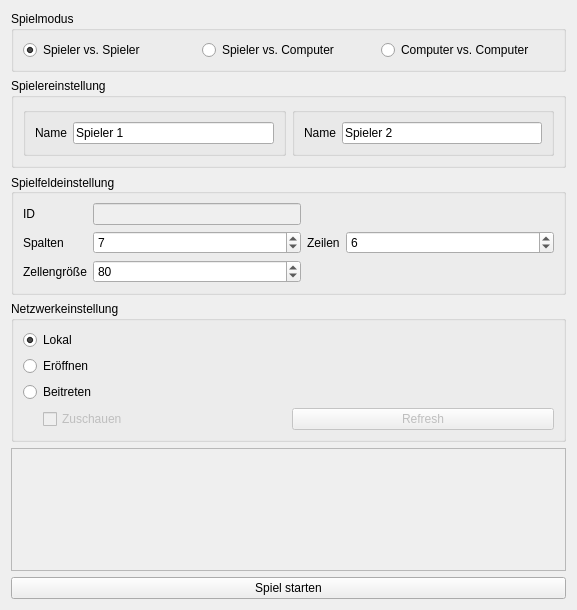
This is form/settings.ui in kkalicki/4WIN as Qt 5 draws it before an edit. The edited form follows.
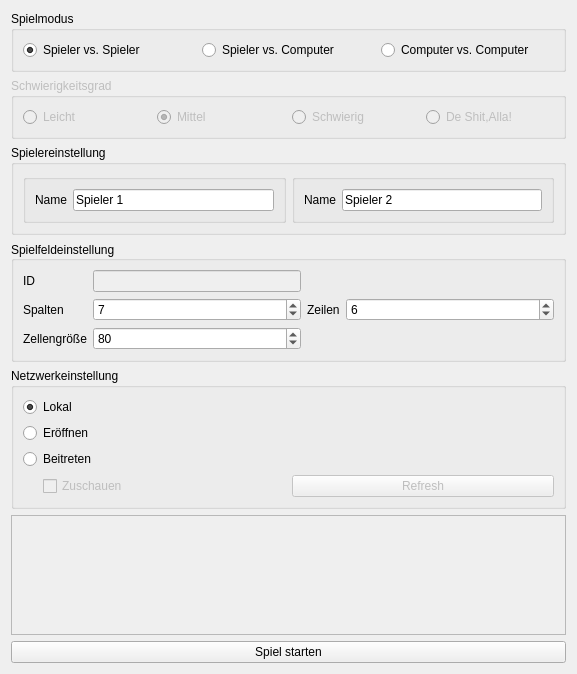
This is the edited form.

Commit message: Schwierigkeitsgrad im settingsform hinzugefügt

```diff
--- a/form/settings.ui
+++ b/form/settings.ui
@@ -7,7 +7,7 @@
     <x>0</x>
     <y>0</y>
     <width>577</width>
-    <height>610</height>
+    <height>674</height>
    </rect>
   </property>
   <property name="windowTitle">
@@ -19,7 +19,7 @@
      <property name="title">
       <string>Spielmodus</string>
      </property>
-     <layout class="QHBoxLayout" name="horizontalLayout_4">
+     <layout class="QHBoxLayout" name="horizontalLayout_3">
       <item>
        <widget class="QRadioButton" name="rbsvs">
         <property name="text">
@@ -47,12 +47,58 @@
      </layout>
     </widget>
    </item>
+   <item>
+    <widget class="QGroupBox" name="gblevel">
+     <property name="enabled">
+      <bool>false</bool>
+     </property>
+     <property name="title">
+      <string>Schwierigkeitsgrad</string>
+     </property>
+     <layout class="QHBoxLayout" name="horizontalLayout_5">
+      <item>
+       <widget class="QRadioButton" name="rbeasy">
+        <property name="text">
+         <string>Leicht</string>
+        </property>
+        <property name="checked">
+         <bool>false</bool>
+        </property>
+       </widget>
+      </item>
+      <item>
+       <widget class="QRadioButton" name="rbmedium">
+        <property name="text">
+         <string>Mittel</string>
+        </property>
+        <property name="checked">
+         <bool>true</bool>
+        </property>
+       </widget>
+      </item>
+      <item>
+       <widget class="QRadioButton" name="rbhard">
+        <property name="text">
+         <string>Schwierig</string>
+        </property>
+       </widget>
+      </item>
+      <item>
+       <widget class="QRadioButton" name="rbultimate">
+        <property name="text">
+         <string>De Shit,Alla!</string>
+        </property>
+       </widget>
+      </item>
+     </layout>
+    </widget>
+   </item>
    <item>
     <widget class="QGroupBox" name="groupBox_3">
      <property name="title">
       <string>Spielereinstellung</string>
      </property>
-     <layout class="QHBoxLayout" name="horizontalLayout_5">
+     <layout class="QHBoxLayout" name="horizontalLayout_4">
       <item>
        <widget class="QGroupBox" name="gbplayer1">
         <property name="enabled">
```
Left out of the diff: 2 changed lines with no effect on the pictures. The commit also changes 4 other files.
